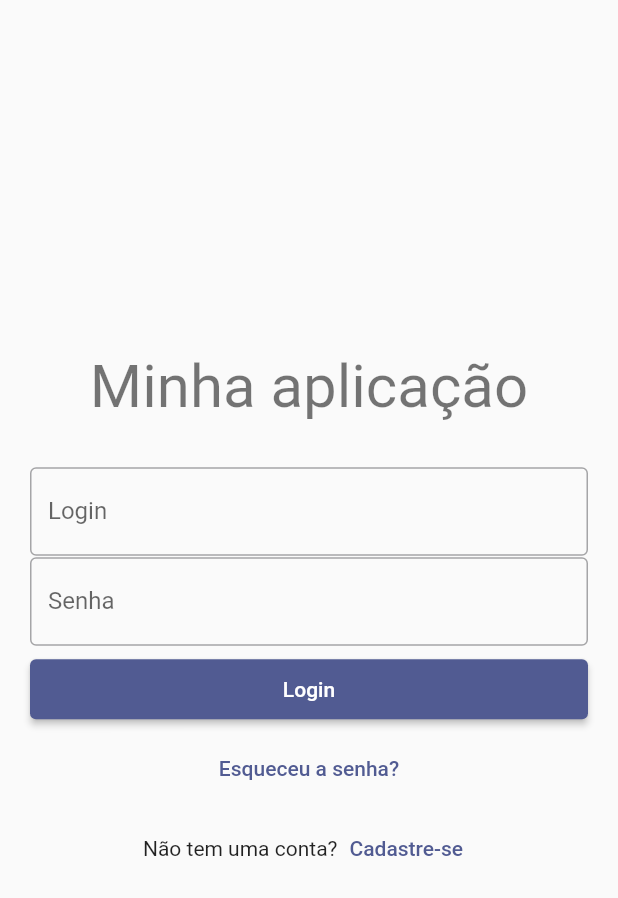
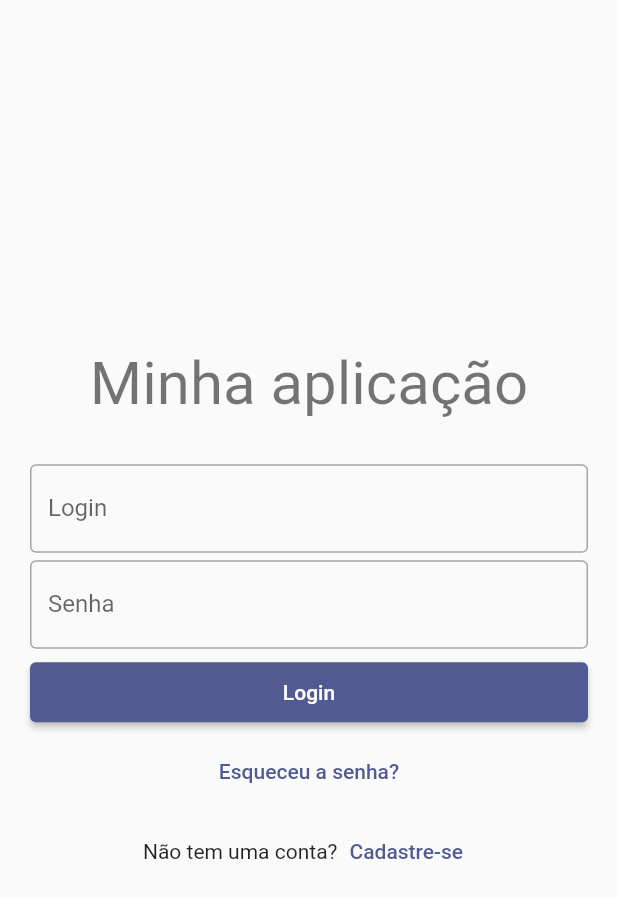
Before and after one commit to manuelzzz/tela_login_u2_e1, a Flutter app: the screen it shows after launch, on a phone screen of 412 x 824 dp. Shown: the top 898 px of the screen. Run offline on Flutter 3.47's test engine with Material 3 defaults, Android fonts, the phone set to English and light mode, and no system bars.

Commit message:
Adicionando spacing entre os itens do formulário

```diff
--- a/lib/main.dart
+++ b/lib/main.dart
@@ -1,8 +1,10 @@
 import 'package:flutter/material.dart';
 import 'package:tela_login_u2_e1/src/tela_login.dart';
+
 void main() {
   runApp(const MyApp());
 }
+
 class MyApp extends StatelessWidget {
   const MyApp({super.key});
   @override
--- a/lib/src/tela_login.dart
+++ b/lib/src/tela_login.dart
@@ -51,7 +51,7 @@ class _TelaLoginState extends State<TelaLogin> {
               Form(
                 key: formKey,
                 child: Column(
-                  spacing: 1,
+                  spacing: 5,
                   children: [
                     TextFormField(
                       decoration: InputDecoration(
```
